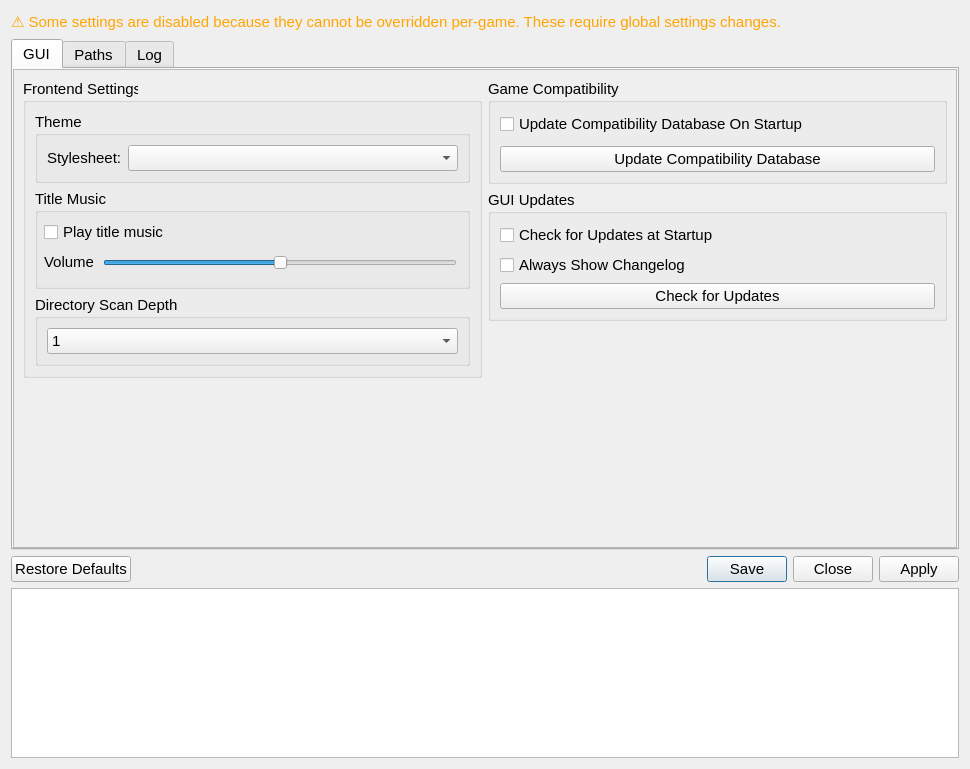
The window that src/qt_ui/settings_dialog.ui (shadLaunchers/shadLauncher5) describes before a commit, drawn with Qt 5.
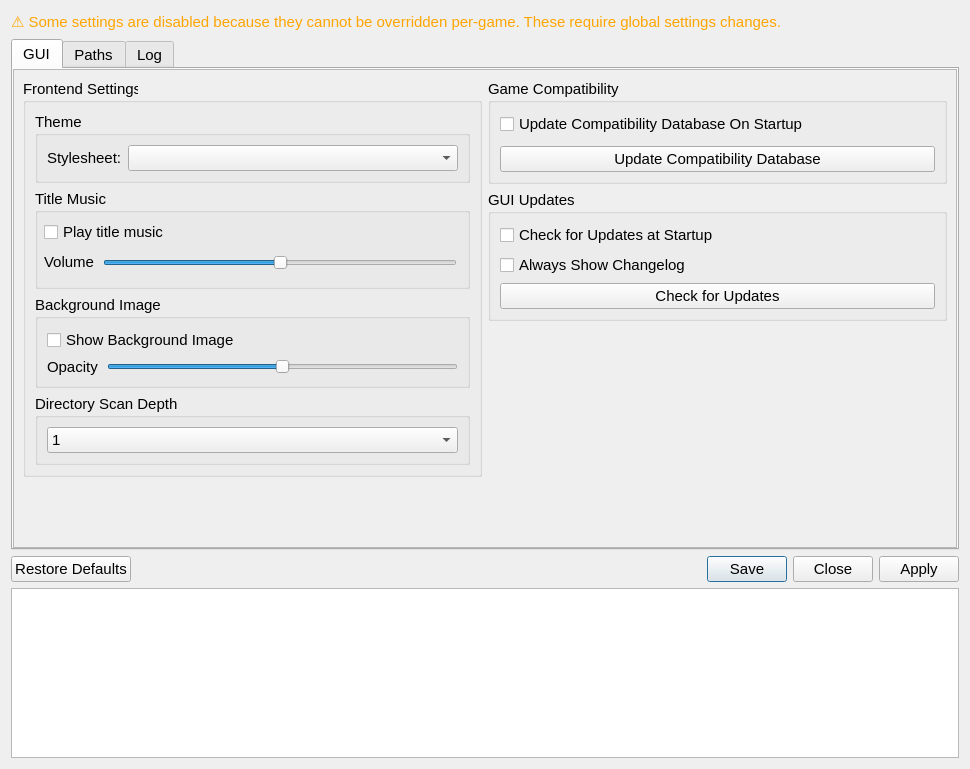
The same window after the commit. Icons and pictures are not drawn.

```diff
--- a/src/qt_ui/settings_dialog.ui
+++ b/src/qt_ui/settings_dialog.ui
@@ -315,6 +315,76 @@
                  </widget>
                 </widget>
                </item>
+               <item>
+                <widget class="QGroupBox" name="GUIBackgroundImageGroupBox">
+                 <property name="sizePolicy">
+                  <sizepolicy hsizetype="Expanding" vsizetype="Minimum">
+                   <horstretch>0</horstretch>
+                   <verstretch>0</verstretch>
+                  </sizepolicy>
+                 </property>
+                 <property name="title">
+                  <string>Background Image</string>
+                 </property>
+                 <layout class="QVBoxLayout" name="backgroundImageVLayout">
+                  <item>
+                   <widget class="QCheckBox" name="showBackgroundImageCheckBox">
+                    <property name="sizePolicy">
+                     <sizepolicy hsizetype="Minimum" vsizetype="Fixed">
+                      <horstretch>0</horstretch>
+                      <verstretch>0</verstretch>
+                     </sizepolicy>
+                    </property>
+                    <property name="text">
+                     <string>Show Background Image</string>
+                    </property>
+                   </widget>
+                  </item>
+                  <item>
+                   <layout class="QHBoxLayout" name="opacityLayout">
+                    <property name="spacing">
+                     <number>9</number>
+                    </property>
+                    <item>
+                     <widget class="QLabel" name="backgroundImageOpacityLabel">
+                      <property name="sizePolicy">
+                       <sizepolicy hsizetype="Maximum" vsizetype="Fixed">
+                        <horstretch>0</horstretch>
+                        <verstretch>0</verstretch>
+                       </sizepolicy>
+                      </property>
+                      <property name="text">
+                       <string>Opacity</string>
+                      </property>
+                     </widget>
+                    </item>
+                    <item>
+                     <widget class="QSlider" name="backgroundImageOpacitySlider">
+                      <property name="sizePolicy">
+                       <sizepolicy hsizetype="Expanding" vsizetype="Fixed">
+                        <horstretch>0</horstretch>
+                        <verstretch>0</verstretch>
+                       </sizepolicy>
+                      </property>
+                      <property name="minimum">
+                       <number>0</number>
+                      </property>
+                      <property name="maximum">
+                       <number>100</number>
+                      </property>
+                      <property name="value">
+                       <number>50</number>
+                      </property>
+                      <property name="orientation">
+                       <enum>Qt::Orientation::Horizontal</enum>
+                      </property>
+                     </widget>
+                    </item>
+                   </layout>
+                  </item>
+                 </layout>
+                </widget>
+               </item>
                <item>
                 <widget class="QGroupBox" name="ScanDepthGroupBox">
                  <property name="sizePolicy">
```
